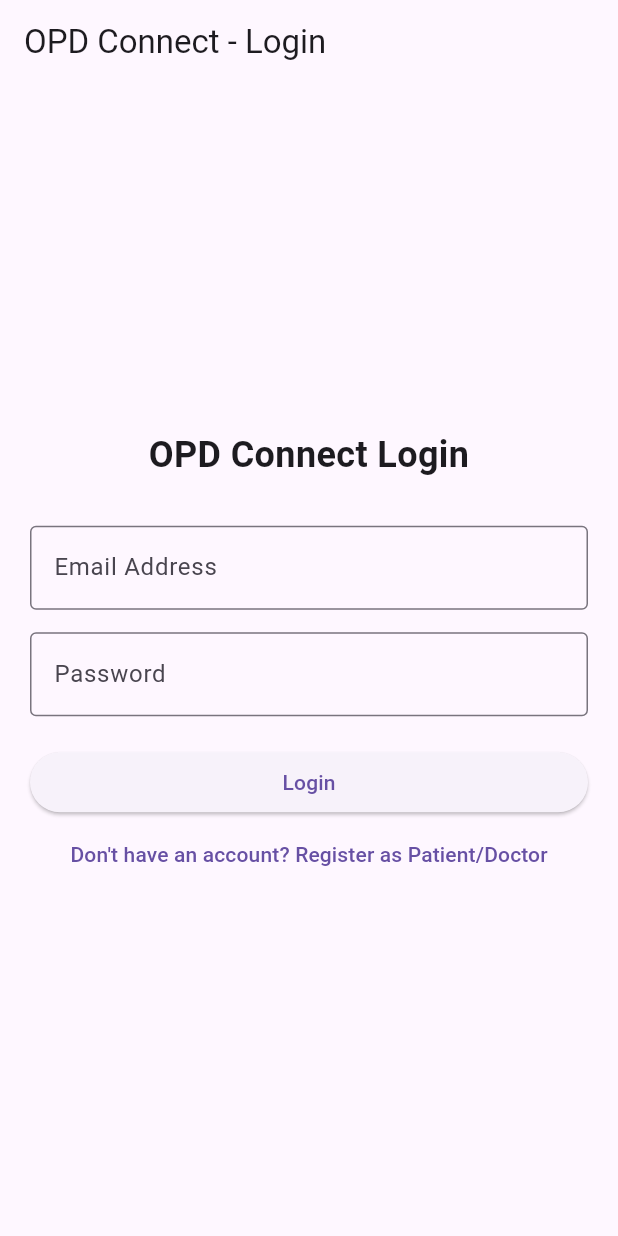
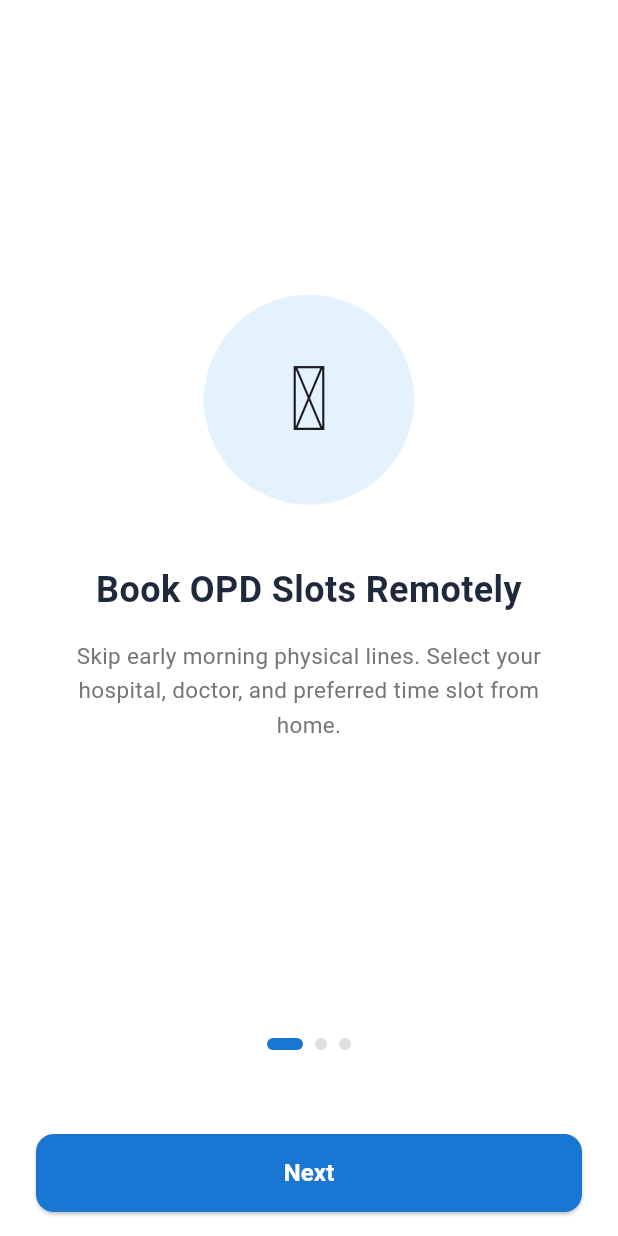
Before and after one commit to Malinda-Rathnayaka/OPD-Connect, a Flutter app: the screen it shows after launch, on a phone screen of 412 x 824 dp. Run offline on Flutter 3.47's test engine with Material 3 defaults, Android fonts, the phone set to English and light mode, and no system bars; our stand-ins replace cloud_firestore, firebase_auth, firebase_core; accounts and stored records are empty; network calls fail.

Commit message:
change ui's and add three splash screens

```diff
--- a/lib/main.dart
+++ b/lib/main.dart
@@ -2,7 +2,7 @@ import 'package:flutter/material.dart';
 import 'package:firebase_core/firebase_core.dart';
 import 'firebase_options.dart';
 import 'services/seed_service.dart';
-import 'widgets/auth_wrapper.dart';
+import 'screens/auth/splash_screen.dart';
 
 void main() async {
   WidgetsFlutterBinding.ensureInitialized();
@@ -29,7 +29,8 @@ class OPDConnectApp extends StatelessWidget {
         primarySwatch: Colors.blue,
         useMaterial3: true,
       ),
-      home: const AuthWrapper(),
+      // Set SplashScreen as the entry point so onboarding shows on launch
+      home: const SplashScreen(),
     );
   }
 }
--- a/lib/screens/auth/login_screen.dart
+++ b/lib/screens/auth/login_screen.dart
@@ -16,6 +16,13 @@ class _LoginScreenState extends State<LoginScreen> {
   bool _isLoading = false;
 
   void _login() async {
+    if (_emailController.text.isEmpty || _passwordController.text.isEmpty) {
+      ScaffoldMessenger.of(context).showSnackBar(
+        const SnackBar(content: Text('Please enter both email and password')),
+      );
+      return;
+    }
+
     setState(() => _isLoading = true);
     try {
       await _authService.loginWithEmail(
@@ -28,61 +35,89 @@ class _LoginScreenState extends State<LoginScreen> {
         SnackBar(content: Text('Login Failed: ${e.toString()}')),
       );
     } finally {
-      if (mounted) {
-        setState(() => _isLoading = false);
-      }
+      if (mounted) setState(() => _isLoading = false);
     }
   }
 
   @override
   Widget build(BuildContext context) {
     return Scaffold(
-      appBar: AppBar(title: const Text('OPD Connect - Login')),
-      body: Padding(
-        padding: const EdgeInsets.all(20.0),
+      backgroundColor: Colors.white,
+      body: SafeArea(
+        child: SingleChildScrollView(
+          padding: const EdgeInsets.symmetric(horizontal: 24.0, vertical: 30.0),
           child: Column(
-          mainAxisAlignment: MainAxisAlignment.center,
             crossAxisAlignment: CrossAxisAlignment.stretch,
             children: [
+              const SizedBox(height: 40),
+              Icon(Icons.local_hospital_rounded, size: 64, color: Colors.blue.shade700),
+              const SizedBox(height: 16),
               const Text(
-              'OPD Connect Login',
-              style: TextStyle(fontSize: 24, fontWeight: FontWeight.bold),
+                'OPD Connect',
+                style: TextStyle(fontSize: 28, fontWeight: FontWeight.bold, color: Color(0xFF1E293B)),
                 textAlign: TextAlign.center,
               ),
-            const SizedBox(height: 30),
+              const SizedBox(height: 8),
+              Text(
+                'Government Hospital Booking & Queue Tracker',
+                style: TextStyle(fontSize: 14, color: Colors.grey.shade600),
+                textAlign: TextAlign.center,
+              ),
+              const SizedBox(height: 40),
               TextField(
                 controller: _emailController,
-              decoration: const InputDecoration(
-                labelText: 'Email Address',
-                border: OutlineInputBorder(),
+                keyboardType: TextInputType.emailAddress,
+                decoration: InputDecoration(
+                  labelText: 'Email or Mobile Number',
+                  prefixIcon: const Icon(Icons.person_outline),
+                  border: OutlineInputBorder(borderRadius: BorderRadius.circular(12)),
                 ),
               ),
-            const SizedBox(height: 15),
+              const SizedBox(height: 16),
               TextField(
                 controller: _passwordController,
                 obscureText: true,
-              decoration: const InputDecoration(
+                decoration: InputDecoration(
                   labelText: 'Password',
-                border: OutlineInputBorder(),
+                  prefixIcon: const Icon(Icons.lock_outline),
+                  border: OutlineInputBorder(borderRadius: BorderRadius.circular(12)),
+                ),
+              ),
+              const SizedBox(height: 24),
+              _isLoading
+                  ? const Center(child: CircularProgressIndicator())
+                  : SizedBox(
+                      height: 52,
+                      child: ElevatedButton(
+                        style: ElevatedButton.styleFrom(
+                          backgroundColor: Colors.blue.shade700,
+                          shape: RoundedRectangleBorder(borderRadius: BorderRadius.circular(12)),
+                        ),
+                        onPressed: _login,
+                        child: const Text('Login', style: TextStyle(fontSize: 16, fontWeight: FontWeight.bold, color: Colors.white)),
                       ),
                     ),
               const SizedBox(height: 20),
-            _isLoading
-                ? const Center(child: CircularProgressIndicator())
-                : ElevatedButton(
-                    onPressed: _login,
-                    child: const Text('Login'),
-                  ),
-            TextButton(
-              onPressed: () {
+              Row(
+                mainAxisAlignment: MainAxisAlignment.center,
+                children: [
+                  Text("New to OPD Connect? ", style: TextStyle(color: Colors.grey.shade600)),
+                  GestureDetector(
+                    onTap: () {
                       Navigator.push(
                         context,
                         MaterialPageRoute(builder: (_) => const RegisterScreen()),
                       );
                     },
-              child: const Text("Don't have an account? Register as Patient/Doctor"),
+                    child: Text(
+                      'Register Here',
+                      style: TextStyle(color: Colors.blue.shade700, fontWeight: FontWeight.bold),
+                    ),
                   )
                 ],
+              )
+            ],
+          ),
         ),
       ),
     );
--- /dev/null
+++ b/lib/screens/auth/splash_screen.dart
@@ -0,0 +1,143 @@
+import 'package:flutter/material.dart';
+import 'login_screen.dart';
+
+class SplashScreen extends StatefulWidget {
+  const SplashScreen({super.key});
+
+  @override
+  State<SplashScreen> createState() => _SplashScreenState();
+}
+
+class _SplashScreenState extends State<SplashScreen> {
+  final PageController _controller = PageController();
+  int _currentPage = 0;
+
+  final List<Map<String, String>> _onboardingData = [
+    {
+      "title": "Book OPD Slots Remotely",
+      "subtitle": "Skip early morning physical lines. Select your hospital, doctor, and preferred time slot from home.",
+      "icon": "0x1F3E5", // Hospital
+    },
+    {
+      "title": "Live Queue Tracking",
+      "subtitle": "Watch your queue position in real time. Arrive at the consultation room only when it's your turn.",
+      "icon": "0x1F552", // Clock
+    },
+    {
+      "title": "Departure & Smart Alerts",
+      "subtitle": "Get timely SMS and push alerts telling you exactly when to leave home based on live wait time.",
+      "icon": "0x1F514", // Bell
+    },
+  ];
+
+  @override
+  Widget build(BuildContext context) {
+    return Scaffold(
+      backgroundColor: Colors.white,
+      body: SafeArea(
+        child: Column(
+          children: [
+            Expanded(
+              child: PageView.builder(
+                controller: _controller,
+                onPageChanged: (index) => setState(() => _currentPage = index),
+                itemCount: _onboardingData.length,
+                itemBuilder: (context, index) {
+                  return Padding(
+                    padding: const EdgeInsets.all(30.0),
+                    child: Column(
+                      mainAxisAlignment: MainAxisAlignment.center,
+                      children: [
+                        Container(
+                          width: 140,
+                          height: 140,
+                          decoration: BoxDecoration(
+                            color: Colors.blue.shade50,
+                            shape: BoxShape.circle,
+                          ),
+                          child: Center(
+                            child: Text(
+                              String.fromCharCode(int.parse(_onboardingData[index]["icon"]!)),
+                              style: const TextStyle(fontSize: 60),
+                            ),
+                          ),
+                        ),
+                        const SizedBox(height: 40),
+                        Text(
+                          _onboardingData[index]["title"]!,
+                          style: const TextStyle(
+                            fontSize: 24,
+                            fontWeight: FontWeight.bold,
+                            color: Color(0xFF1E293B),
+                          ),
+                          textAlign: TextAlign.center,
+                        ),
+                        const SizedBox(height: 16),
+                        Text(
+                          _onboardingData[index]["subtitle"]!,
+                          style: TextStyle(
+                            fontSize: 15,
+                            color: Colors.grey.shade600,
+                            height: 1.5,
+                          ),
+                          textAlign: TextAlign.center,
+                        ),
+                      ],
+                    ),
+                  );
+                },
+              ),
+            ),
+            Row(
+              mainAxisAlignment: MainAxisAlignment.center,
+              children: List.generate(
+                _onboardingData.length,
+                (index) => AnimatedContainer(
+                  duration: const Duration(milliseconds: 300),
+                  margin: const EdgeInsets.symmetric(horizontal: 4),
+                  height: 8,
+                  width: _currentPage == index ? 24 : 8,
+                  decoration: BoxDecoration(
+                    color: _currentPage == index ? Colors.blue.shade700 : Colors.grey.shade300,
+                    borderRadius: BorderRadius.circular(4),
+                  ),
+                ),
+              ),
+            ),
+            const SizedBox(height: 40),
+            Padding(
+              padding: const EdgeInsets.symmetric(horizontal: 24.0, vertical: 16.0),
+              child: SizedBox(
+                width: double.infinity,
+                height: 52,
+                child: ElevatedButton(
+                  style: ElevatedButton.styleFrom(
+                    backgroundColor: Colors.blue.shade700,
+                    shape: RoundedRectangleBorder(borderRadius: BorderRadius.circular(12)),
+                  ),
+                  onPressed: () {
+                    if (_currentPage < _onboardingData.length - 1) {
+                      _controller.nextPage(
+                        duration: const Duration(milliseconds: 300),
+                        curve: Curves.easeIn,
+                      );
+                    } else {
+                      Navigator.pushReplacement(
+                        context,
+                        MaterialPageRoute(builder: (_) => const LoginScreen()),
+                      );
+                    }
+                  },
+                  child: Text(
+                    _currentPage == _onboardingData.length - 1 ? "Get Started" : "Next",
+                    style: const TextStyle(fontSize: 16, fontWeight: FontWeight.bold, color: Colors.white),
+                  ),
+                ),
+              ),
+            ),
+          ],
+        ),
+      ),
+    );
+  }
+}
```
Also changed, not shown: lib/screens/auth/register_screen.dart (+57 -25 lines), pubspec.yaml (+3 -67 lines), assets/images/splash1.png.png (added), assets/images/splash2.png.png (added), assets/images/splash3.png.png (added), pubspec.lock. Lines whose indentation alone changed are shown as unchanged.
